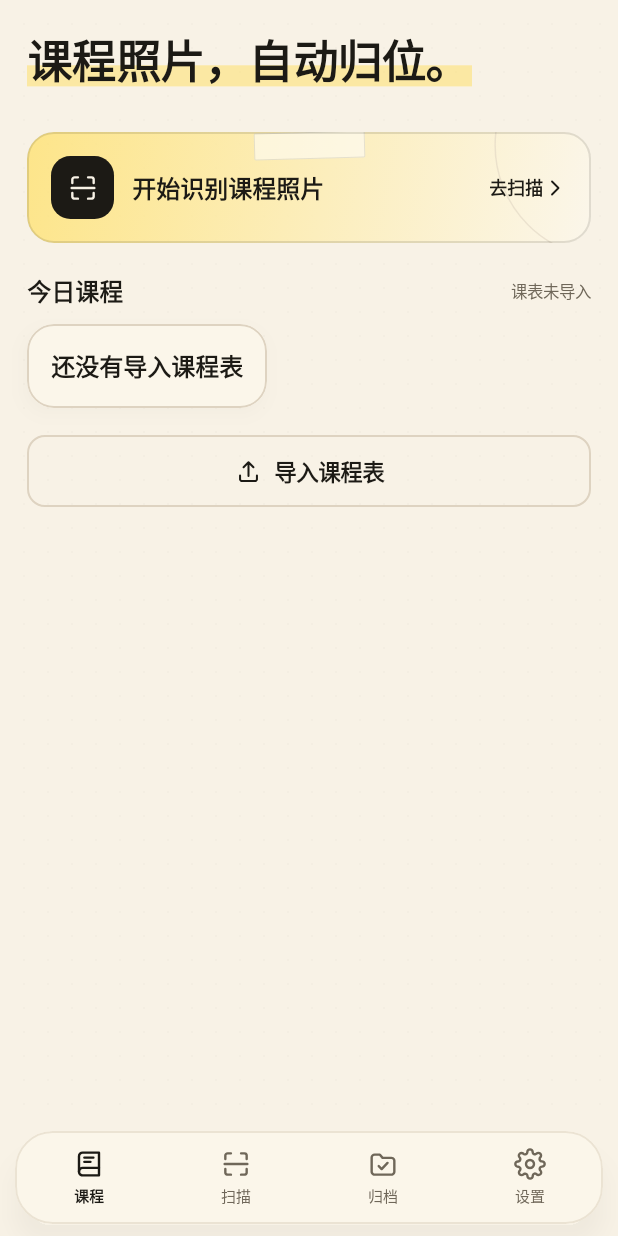
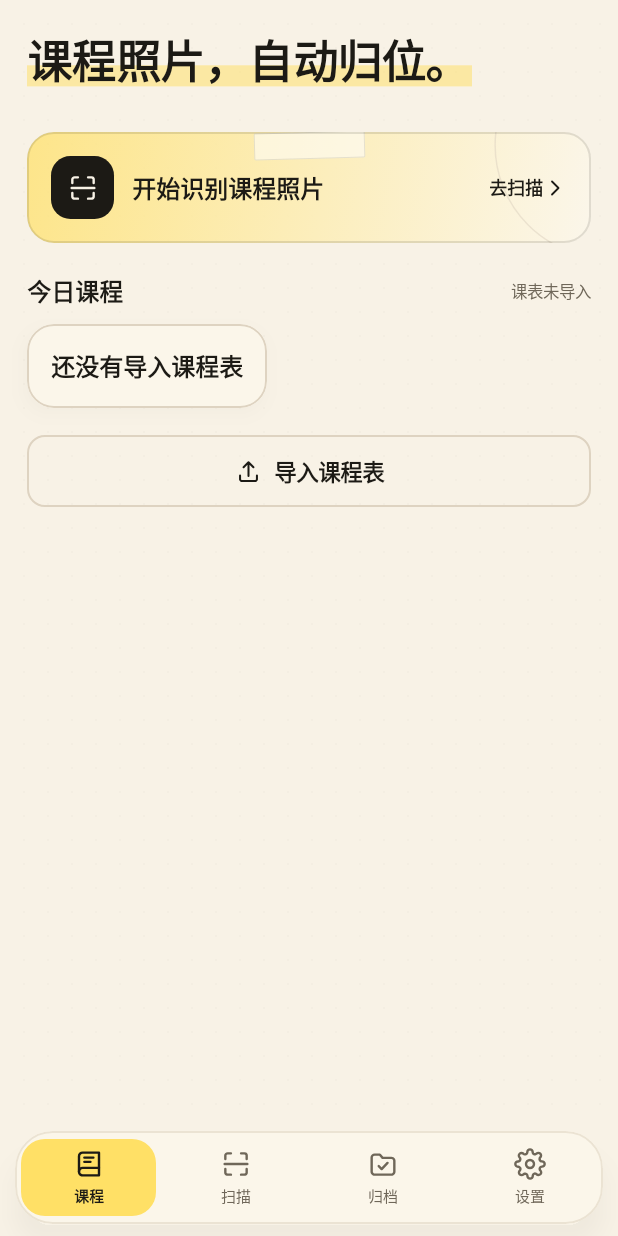
Before and after one commit to kidnappe/classroll, an Android app built with Jetpack Compose: the screen it shows after launch (MainActivity), on a phone screen of 412 x 824 dp. Run offline under Robolectric (Android 15) with nearby library versions, the phone set to English and light mode, and no system bars.

Commit message:
v1.0.3：修复作息标签换行、扫描进度按钮与底栏高亮
- 「当前使用」标签不换行，长标题优先压缩
- 扫描进行中的进度按钮保持主色，不再变灰
- 底部导航恢复选中高亮：纸张黄色块、包豪斯红色块加黑边
- 确认页全屏看图新增复选框，可直接勾选/取消当前照片

```diff
--- a/app/build.gradle.kts
+++ b/app/build.gradle.kts
@@ -20,8 +20,8 @@ android {
         applicationId = "com.classroll.photo"
         minSdk = 29
         targetSdk = 35
-        versionCode = 16
-        versionName = "1.0.2"
+        versionCode = 17
+        versionName = "1.0.3"
     }
 
     buildTypes {
--- a/app/src/main/java/com/classroll/photo/ui/AppShell.kt
+++ b/app/src/main/java/com/classroll/photo/ui/AppShell.kt
@@ -5,6 +5,7 @@ import androidx.activity.compose.rememberLauncherForActivityResult
 import androidx.activity.result.contract.ActivityResultContracts
 import androidx.compose.foundation.BorderStroke
 import androidx.compose.foundation.background
+import androidx.compose.foundation.border
 import androidx.compose.foundation.clickable
 import androidx.compose.foundation.layout.Arrangement
 import androidx.compose.foundation.layout.Box
@@ -76,6 +77,7 @@ import com.classroll.photo.ui.screens.ScanScreen
 import com.classroll.photo.ui.screens.SettingsScreen
 import com.classroll.photo.ui.screens.TimetableScreen
 import com.classroll.photo.ui.theme.LocalSkin
+import com.classroll.photo.ui.theme.corner
 import com.classroll.photo.ui.theme.PaperBackground
 import com.classroll.photo.ui.theme.PaperCard
 import com.classroll.photo.ui.theme.PaperGood
@@ -410,6 +412,8 @@ fun AppShell(
                 photos = viewer.photos,
                 groups = state.groups,
                 startIndex = viewer.index,
+                selectedIds = state.selectedIds,
+                onToggle = viewModel::togglePhoto,
                 onBack = { candidateViewer = null },
                 onRetry = viewModel::retryPhoto,
             )
@@ -490,9 +494,29 @@ private fun androidx.compose.foundation.layout.RowScope.TabBarItem(
     onClick: () -> Unit,
 ) {
     val skin = LocalSkin.current
-    val tint = if (selected) skin.navSelected else skin.muted
+    val bauhaus = skin.hardShadow != null
+    val selectedBg = if (bauhaus) skin.accent else skin.highlight
+    val tint = when {
+        !selected -> skin.muted
+        bauhaus -> skin.onAccent
+        else -> skin.ink
+    }
+    val highlightShape = RoundedCornerShape(skin.corner(16.dp))
     Column(
-        modifier = Modifier.weight(1f).fillMaxHeight().clickable(onClick = onClick),
+        modifier = Modifier
+            .weight(1f)
+            .fillMaxHeight()
+            .clickable(onClick = onClick)
+            .padding(horizontal = 4.dp, vertical = 5.dp)
+            .then(
+                if (selected) {
+                    Modifier
+                        .background(selectedBg, highlightShape)
+                        .then(if (bauhaus) Modifier.border(skin.hairline, highlightShape) else Modifier)
+                } else {
+                    Modifier
+                },
+            ),
         horizontalAlignment = Alignment.CenterHorizontally,
         verticalArrangement = Arrangement.Center,
     ) {
--- a/app/src/main/java/com/classroll/photo/ui/screens/ScanFlowScreens.kt
+++ b/app/src/main/java/com/classroll/photo/ui/screens/ScanFlowScreens.kt
@@ -143,6 +143,7 @@ fun ScanScreen(
                     onClick = {},
                     modifier = Modifier.fillMaxWidth(),
                     loading = true,
+                    keepPrimaryColor = true,
                 )
                 done && progress.total > 0 -> PrimaryButton(
                     text = "查看 ${progress.total} 张结果",
--- a/app/src/main/java/com/classroll/photo/ui/screens/TimetableScreen.kt
+++ b/app/src/main/java/com/classroll/photo/ui/screens/TimetableScreen.kt
@@ -201,7 +201,7 @@ private fun ProfileCard(profile: TimetableProfile, active: Boolean, onClick: ()
                 Spacer(Modifier.width(12.dp))
                 Column(modifier = Modifier.weight(1f)) {
                     Row(verticalAlignment = Alignment.CenterVertically) {
-                        Text(profile.name, style = MaterialTheme.typography.titleMedium, maxLines = 1, overflow = TextOverflow.Ellipsis)
+                        Text(profile.name, style = MaterialTheme.typography.titleMedium, maxLines = 1, overflow = TextOverflow.Ellipsis, modifier = Modifier.weight(1f, fill = false))
                         if (active) {
                             Spacer(Modifier.width(7.dp))
                             Surface(shape = RoundedCornerShape(LocalSkin.current.corner(999.dp)), color = PaperGood.copy(alpha = .12f)) {
@@ -209,6 +209,8 @@ private fun ProfileCard(profile: TimetableProfile, active: Boolean, onClick: ()
                                     "当前使用",
                                     style = MaterialTheme.typography.labelSmall,
                                     color = PaperGood,
+                                    maxLines = 1,
+                                    softWrap = false,
                                     modifier = Modifier.padding(horizontal = 7.dp, vertical = 2.dp),
                                 )
                             }
```
Also changed, not shown: app/src/main/java/com/classroll/photo/ui/Common.kt (+15 -5 lines), app/src/main/java/com/classroll/photo/ui/screens/CandidateFullscreenScreen.kt (+29 -0 lines), 3 other files.
